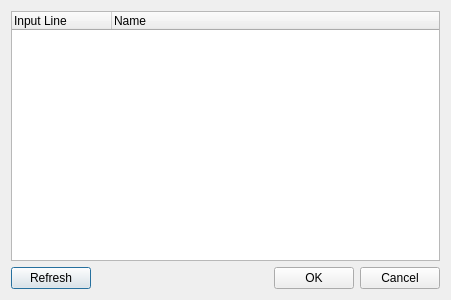
The window that plugins/hidinput/configurehidinput.ui (Andersbakken/qlc) describes before a commit, drawn with Qt 5.
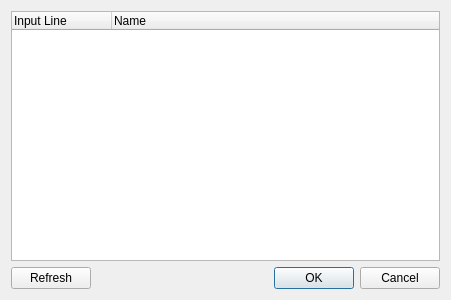
The same window after the commit.

Commit message: German translation for plugins; fixed buttons in configurehidinput.ui

What changed in the file:
```diff
--- a/plugins/hidinput/configurehidinput.ui
+++ b/plugins/hidinput/configurehidinput.ui
@@ -62,16 +62,9 @@
       </spacer>
      </item>
      <item>
-      <widget class="QPushButton" name="m_okButton" >
-       <property name="text" >
-        <string>OK</string>
-       </property>
-      </widget>
-     </item>
-     <item>
-      <widget class="QPushButton" name="m_cancelButton" >
-       <property name="text" >
-        <string>Cancel</string>
+      <widget class="QDialogButtonBox" name="m_buttonBox">
+       <property name="standardButtons">
+        <set>QDialogButtonBox::Cancel|QDialogButtonBox::Ok</set>
        </property>
       </widget>
      </item>
```
Left out of the diff: 67 changed lines with no effect on the pictures. The commit also changes 24 other files.
